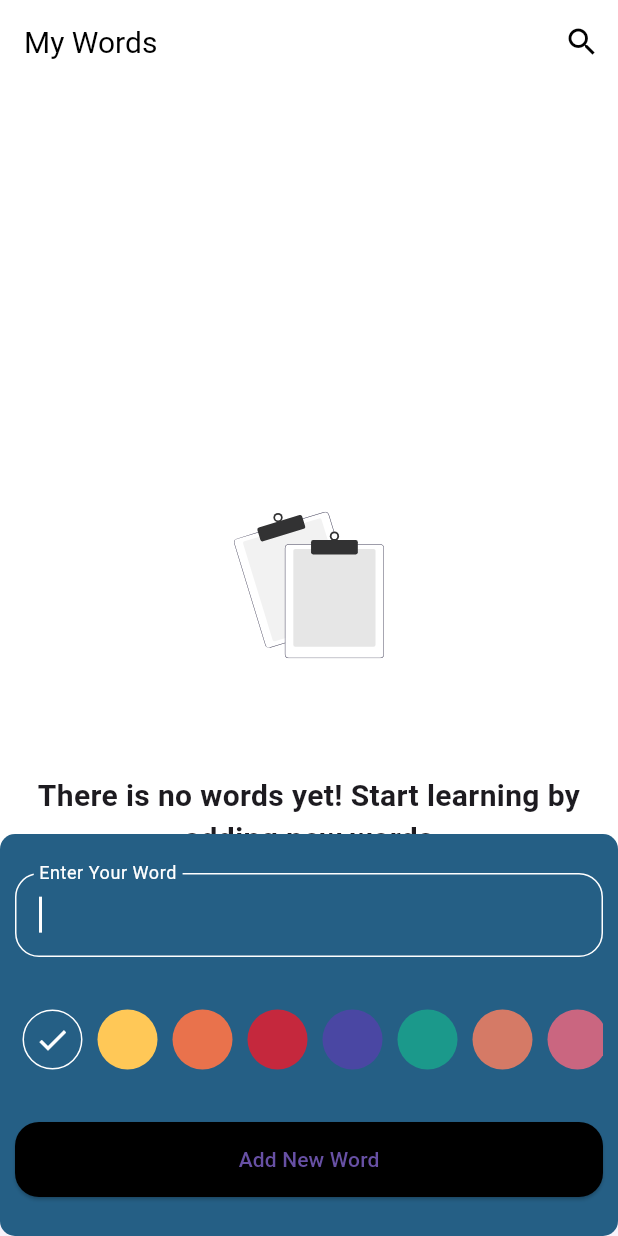
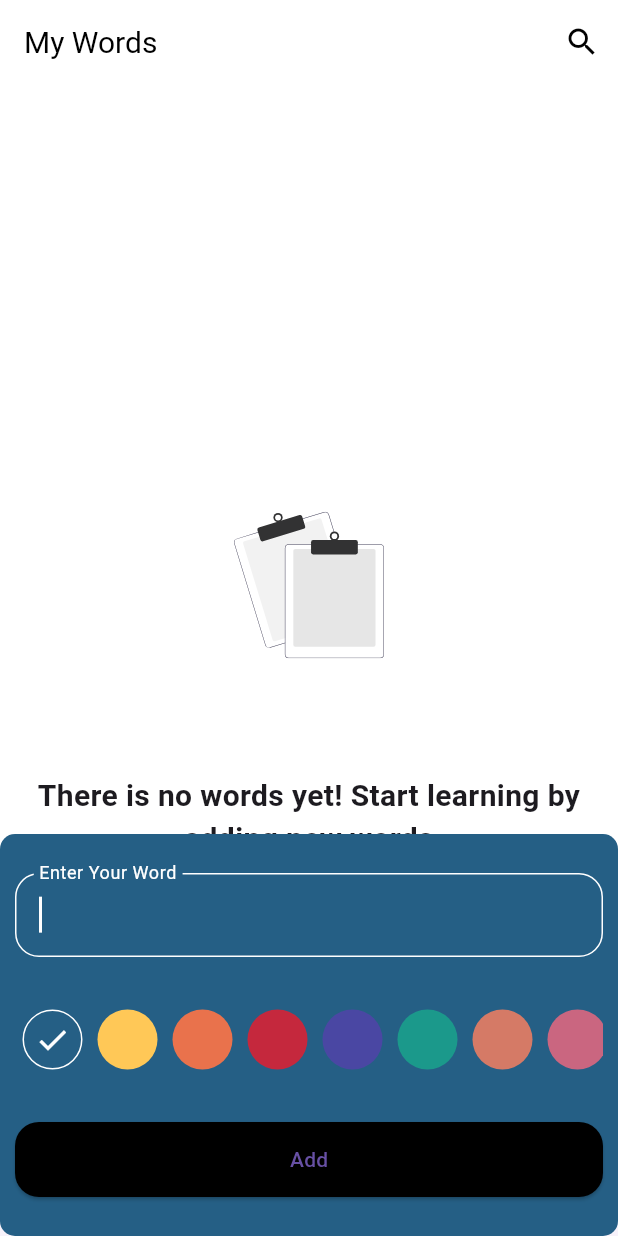
Before and after one commit to rashaNAlaswad/flutter_vocab_repo, a Flutter app: the screen it shows after launch, after a tap on the "add" icon, on a phone screen of 412 x 824 dp. Run offline on Flutter 3.47's test engine with Material 3 defaults, Android fonts, the phone set to English and light mode, and no system bars; our stand-ins replace flutter_bloc, flutter_svg, hive, hive_flutter; accounts and stored records are empty.

Commit message:
edit button label

```diff
--- a/lib/core/widgets/add_button.dart
+++ b/lib/core/widgets/add_button.dart
@@ -15,7 +15,7 @@ class AddButton extends StatelessWidget {
         ),
         minimumSize: const Size.fromHeight(50),
       ),
-      child: const Text('Add New Word'),
+      child: const Text('Add'),
     );
   }
 }
```
